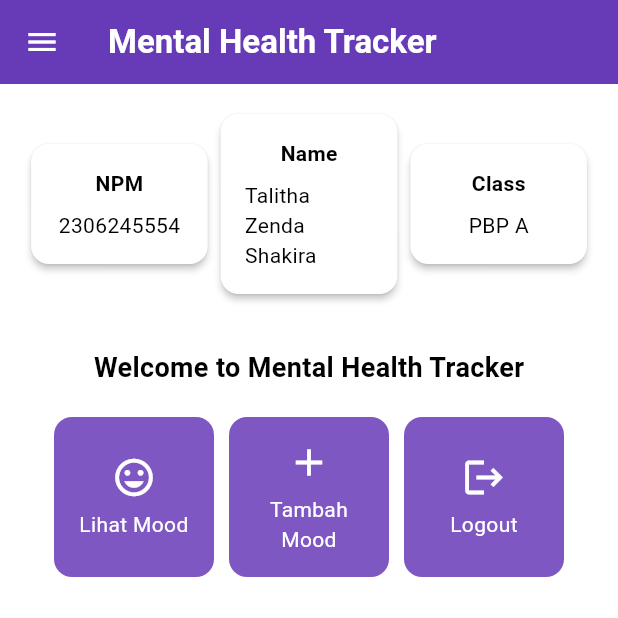
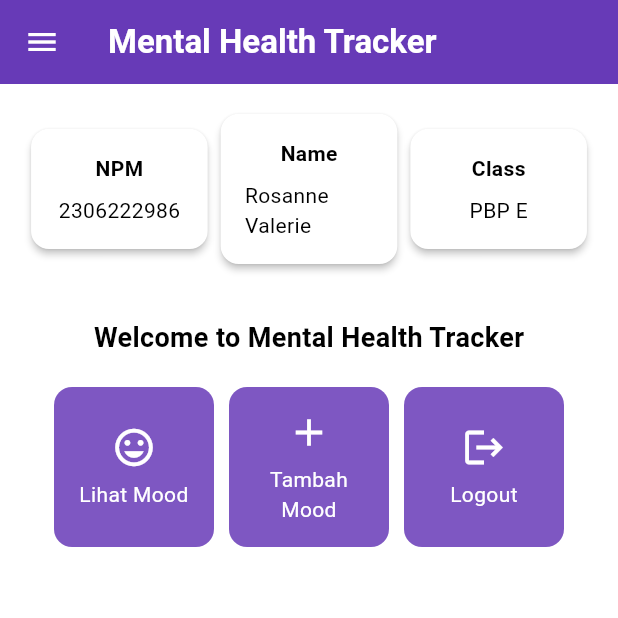
Before and after one commit to rosannevalerie/mental-health-tracker-mobile, a Flutter app: the screen it shows after launch, on a phone screen of 412 x 824 dp, the top half of it. Run offline on Flutter 3.47's test engine with Material 3 defaults, Android fonts, the phone set to English and light mode, and no system bars.

Commit message:
edit tutorial 7 dikit

```diff
--- a/lib/screens/menu.dart
+++ b/lib/screens/menu.dart
@@ -4,9 +4,9 @@ import 'package:mental_health_tracker/screens/moodentry_form.dart'; // Impor hal
 import 'package:mental_health_tracker/widgets/mood_card.dart';
 
 class MyHomePage extends StatelessWidget {
-  final String npm = '2306245554'; // NPM
-  final String name = 'Talitha Zenda Shakira'; // Nama
-  final String className = 'PBP A'; // Kelas
+  final String npm = '2306222986'; // NPM
+  final String name = 'Rosanne Valerie'; // Nama
+  final String className = 'PBP E'; // Kelas
 
   MyHomePage({super.key});
 
```
